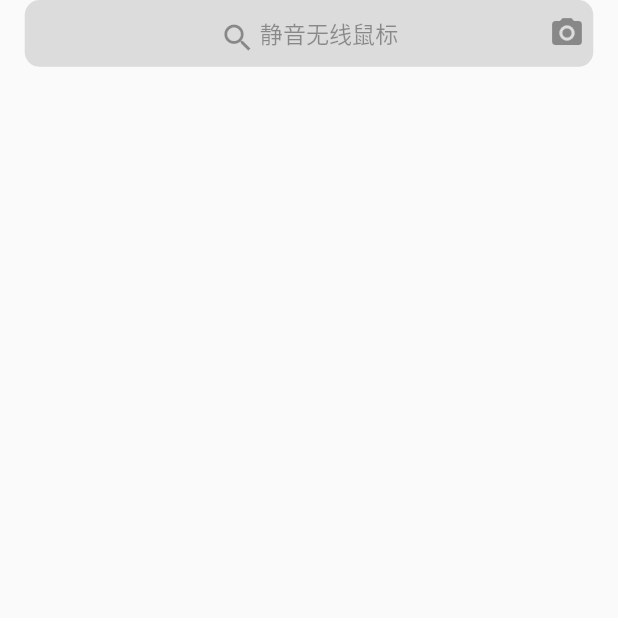
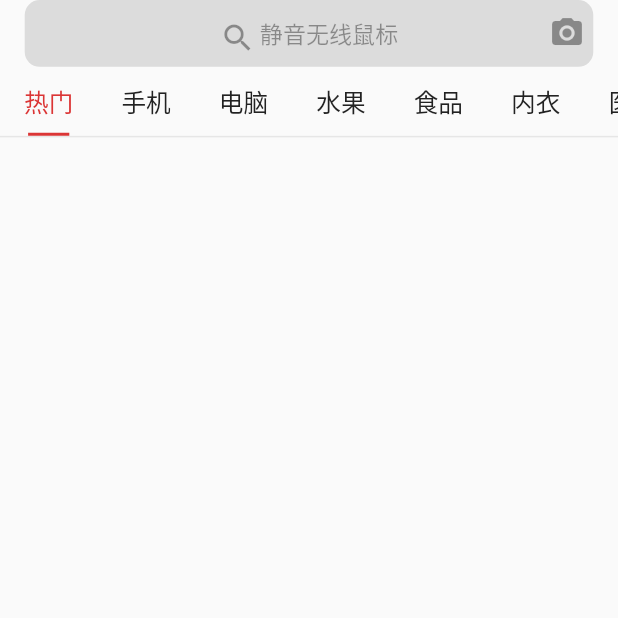
Before and after one commit to huajian123/flutter_app, a Flutter app: the Home screen opened directly, on a phone screen of 412 x 824 dp, the top half of it. Run offline on Flutter 3.47's test engine with Material 2 defaults, Android fonts, the phone set to English and light mode, and no system bars; our stand-ins replace cookie_jar, dio, dio_cookie_manager, fluro, flutter_screenutil, fluttertoast and 2 more; accounts and stored records are empty; statements that could not run were skipped.

Commit message:
添加首页tabbar

```diff
--- a/lib/common/widgets/widgets.dart
+++ b/lib/common/widgets/widgets.dart
@@ -3,3 +3,4 @@ export 'button.dart';
 export 'toast.dart';
 export 'app.dart';
 export 'input.dart';
+export 'my_tab_indicator.dart';
--- a/lib/pages/home/home.dart
+++ b/lib/pages/home/home.dart
@@ -1,12 +1,21 @@
 import 'package:flutter/material.dart';
 import 'package:flutter_screenutil/flutter_screenutil.dart';
+import 'package:flutterapp/common/utils/uitls.dart';
 import 'package:flutterapp/common/values/values.dart';
+import 'package:flutterapp/common/widgets/widgets.dart';
 
 class Home extends StatefulWidget {
   @override
   _HomeState createState() => _HomeState();
 }
 
+
+
+class _HomeState extends State<Home> with SingleTickerProviderStateMixin, AutomaticKeepAliveClientMixin{
+  TabController _tabController;
+
+
+  // 搜索框
   Widget _buildSearch() {
     return DefaultTextStyle(
       style: TextStyle(
@@ -15,6 +24,7 @@ Widget _buildSearch() {
       child: Container(
         height: 70.h,
         width: double.infinity,
+        margin: EdgeInsets.symmetric(horizontal: 30.w),
         decoration: BoxDecoration(
             borderRadius: new BorderRadius.circular(10.0), color: Colors.black12),
         child: Stack(
@@ -47,44 +57,87 @@ Widget _buildSearch() {
         ),
       ),
     );
-  /* child: Row(
-        mainAxisAlignment: MainAxisAlignment.spaceBetween,
-        children: <Widget>[
-          Container(),
-          Container(
-            child: Row(
-              children: <Widget>[
-                Icon(Icons.search),
-                Text("静音无线鼠标"),
+  }
+
+// 主体内容AppBar
+  Widget _buildContextAppBar(){
+    return Container(
+      width: double.infinity,
+      decoration: BoxDecoration(
+        border: Border(
+        bottom: BorderSide(
+        width: 1,
+        color: ColorsUtil.hexColor(0xE6E6E6),
+      ),
+    ),
+      ),
+      child: TabBar(
+        controller: _tabController,
+        labelColor: ColorsUtil.hexColor(0xDB3535),
+        indicatorColor: ColorsUtil.hexColor(0xDB3535),
+        unselectedLabelColor: ColorsUtil.hexColor(0x222222),
+        indicatorWeight: 0,
+        indicator: MyUnderlineTabIndicator(
+          borderSide: BorderSide(
+            width: 2.0,
+            color: ColorsUtil.hexColor(0xDB3535),
+          ),
+          lineWidth: 50.w,
+        ),
+        indicatorSize: TabBarIndicatorSize.label,
+        // 指示器的大小计算方式，以文本方式
+        isScrollable: true,
+        //labelPadding: EdgeInsets.fromLTRB(10, 0, 0, 0),
+        labelStyle: TextStyle(fontSize: 30.sp),
+        tabs: <Widget>[
+          Tab(text: '热门'),
+          Tab(text: '手机'),
+          Tab(text: '电脑'),
+          Tab(text: '水果'),
+          Tab(text: '食品'),
+          Tab(text: '内衣'),
+          Tab(text: '医药'),
+          Tab(text: '母婴'),
+          Tab(text: '百货'),
+          Tab(text: '车品'),
         ],
       ),
-          ),
-          Container(
-            padding: EdgeInsets.only(right: 10.w),
-            child:   Icon(Icons.camera_alt) ,
-          )
-
-
-        ],
-      ));*/
+    );
   }
 
-class _HomeState extends State<Home> {
+// 主体内容
+  Widget _buildContext(){
+    return Column(
+      children: <Widget>[
+        _buildContextAppBar(),
+      ],
+    );
+
+  }
+
   @override
   Widget build(BuildContext context) {
     return Scaffold(
       body: SafeArea(
         child: Container(
-          padding: EdgeInsets.symmetric(horizontal: 30.w),
-          width: double.infinity,
           //color: Colors.red,
           child: Column(
             children: <Widget>[
               _buildSearch(),
+              _buildContext(),
             ],
           ),
         ),
       ),
     );
   }
+
+  @override
+  void initState() {
+    super.initState();
+    _tabController = TabController(length: 10, vsync: this);
   }
+
+  @override
+  bool get wantKeepAlive => true;
+}
```
Lines whose indentation alone changed are shown as unchanged.
